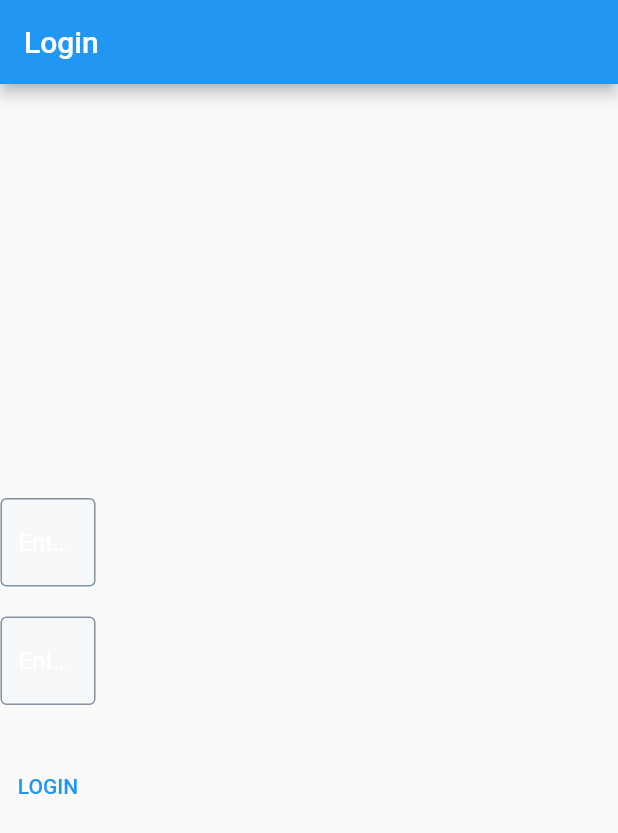
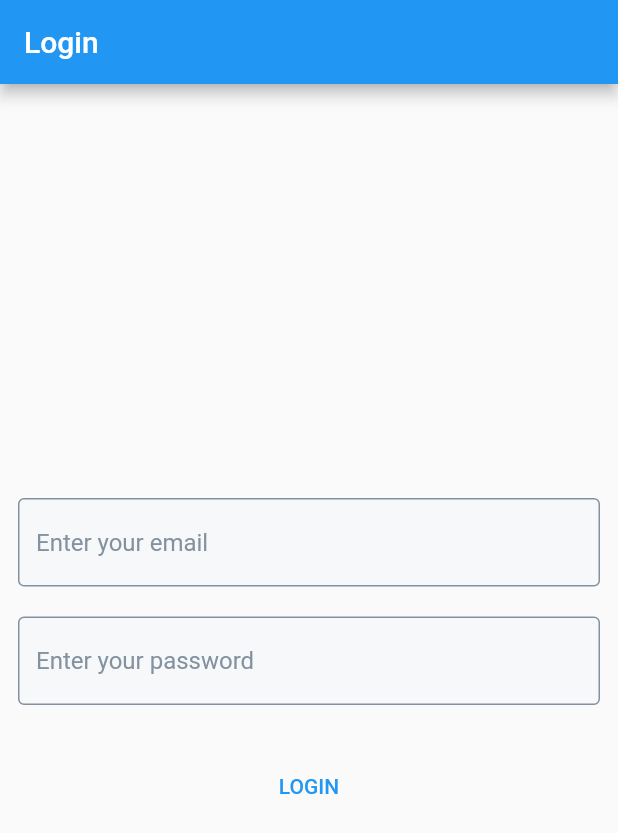
Before and after one commit to Hpaneru/flutter-testing-app, a Flutter app: the screen it shows after launch, on a phone screen of 412 x 824 dp. Shown: the top 833 px of the screen. Run offline on Flutter 3.47's test engine with Material 2 defaults, Android fonts, the phone set to English and light mode, and no system bars.

Commit message:
ui improvement for login screen

```diff
--- a/lib/screens/auth/login_screen.dart
+++ b/lib/screens/auth/login_screen.dart
@@ -37,11 +37,10 @@ class _LoginScreenState extends State<LoginScreen> {
         title: const Text('Login'),
       ),
       body: SafeArea(
-        child: Column(
-          mainAxisAlignment: MainAxisAlignment.center,
-          children: <Widget>[
-            Form(
+        child: Form(
           key: _formKey,
+          child: Padding(
+            padding: const EdgeInsets.all(12.0),
             child: Column(
               mainAxisAlignment: MainAxisAlignment.center,
               crossAxisAlignment: CrossAxisAlignment.center,
@@ -72,7 +71,6 @@ class _LoginScreenState extends State<LoginScreen> {
               ],
             ),
           ),
-          ],
         ),
       ),
     );
--- a/lib/widgets/custom_text_field.dart
+++ b/lib/widgets/custom_text_field.dart
@@ -32,9 +32,7 @@ class CustomTextField extends StatelessWidget {
 
   @override
   Widget build(BuildContext context) {
-    return SizedBox(
-      width: MediaQuery.of(context).size.width / 6.5,
-      child: TextFormField(
+    return TextFormField(
       onTap: onTap,
       keyboardType: textInputType,
       decoration: InputDecoration(
@@ -62,7 +60,9 @@ class CustomTextField extends StatelessWidget {
         filled: true,
         fillColor: AppColors.textFieldBgColor,
         hintText: hintText,
-          hintStyle: Theme.of(context).primaryTextTheme.subtitle1,
+        hintStyle: Theme.of(context).primaryTextTheme.subtitle1!.copyWith(
+              color: AppColors.labelColor,
+            ),
         suffixIcon: suffixIconWidget,
       ),
       obscureText: obscureText,
@@ -75,7 +75,6 @@ class CustomTextField extends StatelessWidget {
       onFieldSubmitted: (value) => onFieldSubmit?.call(value),
       onSaved: (value) => onFieldSubmit?.call(value!),
       validator: (value) => validator?.call(value!),
-      ),
     );
   }
 }
```
Lines whose indentation alone changed are shown as unchanged.
